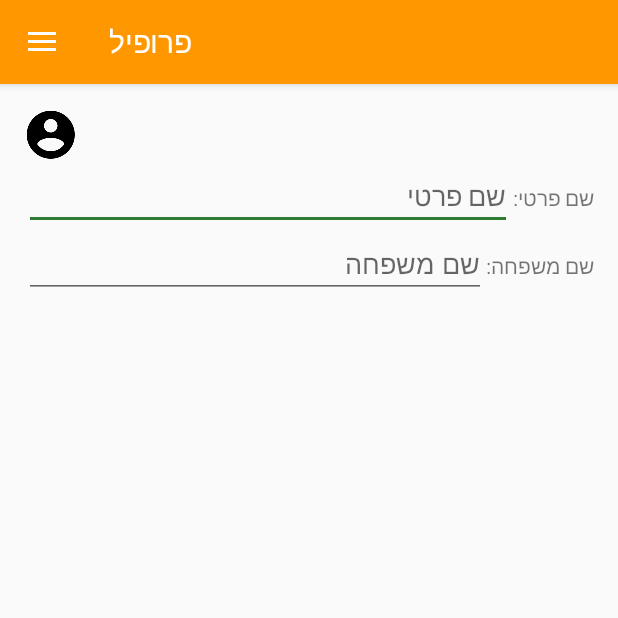
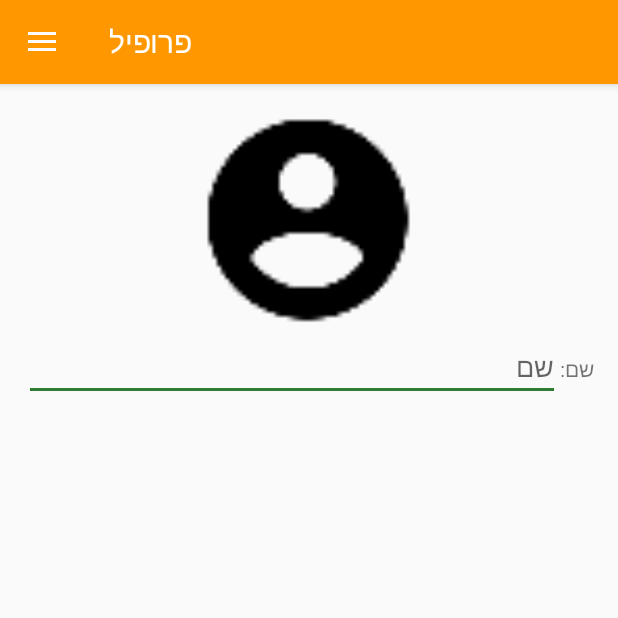
Before and after one commit to Shacharit/Shacharit, an Android app: the screen it shows after launch once a user with an empty profile is signed in (NavigationActivity), in the side drawer, after a tap on "פרופיל", on a phone screen of 412 x 824 dp, the top half of it. Run offline under Robolectric (Android 15) with nearby library versions, the phone set to English and light mode, and no system bars; our stand-ins replace Firebase (no records; nobody signed in at launch, a user with empty details on screens opened directly); pictures from the network do not load; 3 statements that could not run were skipped.

Commit message:
Some progress with the profile details page.

```diff
--- a/app/src/main/java/com/google/face2face/ProfileDetailsFragment.java
+++ b/app/src/main/java/com/google/face2face/ProfileDetailsFragment.java
@@ -1,16 +1,35 @@
 package com.google.face2face;
 
 import android.content.Context;
+import android.graphics.Bitmap;
+import android.graphics.BitmapFactory;
 import android.net.Uri;
+import android.os.AsyncTask;
 import android.os.Bundle;
 import android.support.v4.app.Fragment;
+import android.util.Log;
 import android.view.LayoutInflater;
 import android.view.View;
 import android.view.ViewGroup;
+import android.widget.EditText;
+import android.widget.ImageView;
+
+import com.google.firebase.auth.FirebaseAuth;
+import com.google.firebase.database.DataSnapshot;
+import com.google.firebase.database.DatabaseError;
+import com.google.firebase.database.DatabaseReference;
+import com.google.firebase.database.FirebaseDatabase;
+import com.google.firebase.database.ValueEventListener;
+
+import java.io.InputStream;
+import java.net.URL;
 
 public class ProfileDetailsFragment extends Fragment {
+    private static final String TAG = "ProfileDetailsFragment";
+    private DatabaseReference mFirebaseDatabaseReference;
+
     public ProfileDetailsFragment() {
-        // Required empty public constructor
+        mFirebaseDatabaseReference = FirebaseDatabase.getInstance().getReference();
     }
 
     public static ProfileDetailsFragment newInstance(String param1, String param2) {
@@ -29,7 +48,36 @@ public class ProfileDetailsFragment extends Fragment {
     public View onCreateView(LayoutInflater inflater, ViewGroup container,
                              Bundle savedInstanceState) {
         // Inflate the layout for this fragment
-        return inflater.inflate(R.layout.fragment_profile_details, container, false);
+        final View view = inflater.inflate(R.layout.fragment_profile_details, container, false);
+
+        mFirebaseDatabaseReference.child("users")
+                .child(FirebaseAuth.getInstance().getCurrentUser().getUid())
+                .addListenerForSingleValueEvent(new ValueEventListener() {
+                    @Override
+                    public void onDataChange(DataSnapshot dataSnapshot) {
+                        if (dataSnapshot.hasChild("display_name")) {
+                            String displayName = dataSnapshot.child("display_name").getValue().toString();
+                            Log.i(TAG, "display_name: " + displayName);
+                            EditText editText = (EditText) view.findViewById(R.id.profile_details_name);
+                            editText.setText(displayName);
+                        }
+                        if (dataSnapshot.hasChild("image_url")) {
+                            String imageUrl = dataSnapshot.child("image_url").getValue().toString();
+                            Log.i(TAG, "image_url: " + imageUrl);
+                            try {
+                                ImageView imageView = (ImageView) view.findViewById(R.id.profile_details_profile_imageView);
+                                new ImageDownloader(imageView).execute(imageUrl);
+                            } catch (Exception e) {
+                                Log.e(TAG, e.toString());
+                            }
+                        }
+                    }
+                    @Override
+                    public void onCancelled(DatabaseError databaseError) {
+
+                    }
+                });
+        return view;
     }
 
     @Override
@@ -41,4 +89,28 @@ public class ProfileDetailsFragment extends Fragment {
     public void onDetach() {
         super.onDetach();
     }
+
+    static class ImageDownloader extends AsyncTask<String, Void, Bitmap> {
+        ImageView bmImage;
+
+        public ImageDownloader(ImageView bmImage) {
+            this.bmImage = bmImage;
+        }
+
+        protected Bitmap doInBackground(String... urls) {
+            String url = urls[0];
+            Bitmap mIcon = null;
+            try {
+                InputStream in = new java.net.URL(url).openStream();
+                mIcon = BitmapFactory.decodeStream(in);
+            } catch (Exception e) {
+                Log.e("Error", e.getMessage());
+            }
+            return mIcon;
+        }
+
+        protected void onPostExecute(Bitmap result) {
+            bmImage.setImageBitmap(result);
+        }
+    }
 }
--- a/app/src/main/res/layout/fragment_profile_details.xml
+++ b/app/src/main/res/layout/fragment_profile_details.xml
@@ -10,9 +10,10 @@
         android:layout_height="match_parent">
 
         <ImageView
-            android:id="@+id/imageView1"
-            android:layout_width="wrap_content"
-            android:layout_height="wrap_content"
+            android:id="@+id/profile_details_profile_imageView"
+            android:layout_width="150dp"
+            android:layout_height="150dp"
+            android:layout_gravity="center_horizontal"
             android:src="@drawable/ic_account_circle_black_36dp" />
 
         <LinearLayout
@@ -23,29 +24,13 @@
             <TextView
                 android:layout_width="wrap_content"
                 android:layout_height="wrap_content"
-                android:text="@string/profile_details_first_name_label"/>
+                android:text="@string/profile_details_name_label"/>
             <EditText
-                android:id="@+id/profile_details_first_name"
+                android:id="@+id/profile_details_name"
                 android:layout_width="match_parent"
                 android:layout_height="wrap_content"
                 android:lines="1"
-                android:hint="@string/profile_details_first_name_hint" />
-        </LinearLayout>
-        <LinearLayout
-            android:orientation="horizontal"
-            android:layoutDirection="rtl"
-            android:layout_width="match_parent"
-            android:layout_height="wrap_content">
-            <TextView
-                android:layout_width="wrap_content"
-                android:layout_height="wrap_content"
-                android:text="@string/profile_details_last_name_label"/>
-            <EditText
-                android:id="@+id/profile_details_last_name"
-                android:layout_width="match_parent"
-                android:layout_height="wrap_content"
-                android:lines="1"
-                android:hint="@string/profile_details_last_name_hint" />
+                android:hint="@string/profile_details_name_hint" />
         </LinearLayout>
     </LinearLayout>
 
--- a/app/src/main/res/values/strings.xml
+++ b/app/src/main/res/values/strings.xml
@@ -33,8 +33,6 @@
     <string name="self_definition_pick_alert_button">אישור</string>
 
     // Profile details page
-    <string name="profile_details_first_name_label">שם פרטי:</string>
-    <string name="profile_details_last_name_label">שם משפחה:</string>
-    <string name="profile_details_first_name_hint">שם פרטי</string>
-    <string name="profile_details_last_name_hint">שם משפחה</string>
+    <string name="profile_details_name_label">שם:</string>
+    <string name="profile_details_name_hint">שם</string>
 </resources>
```
